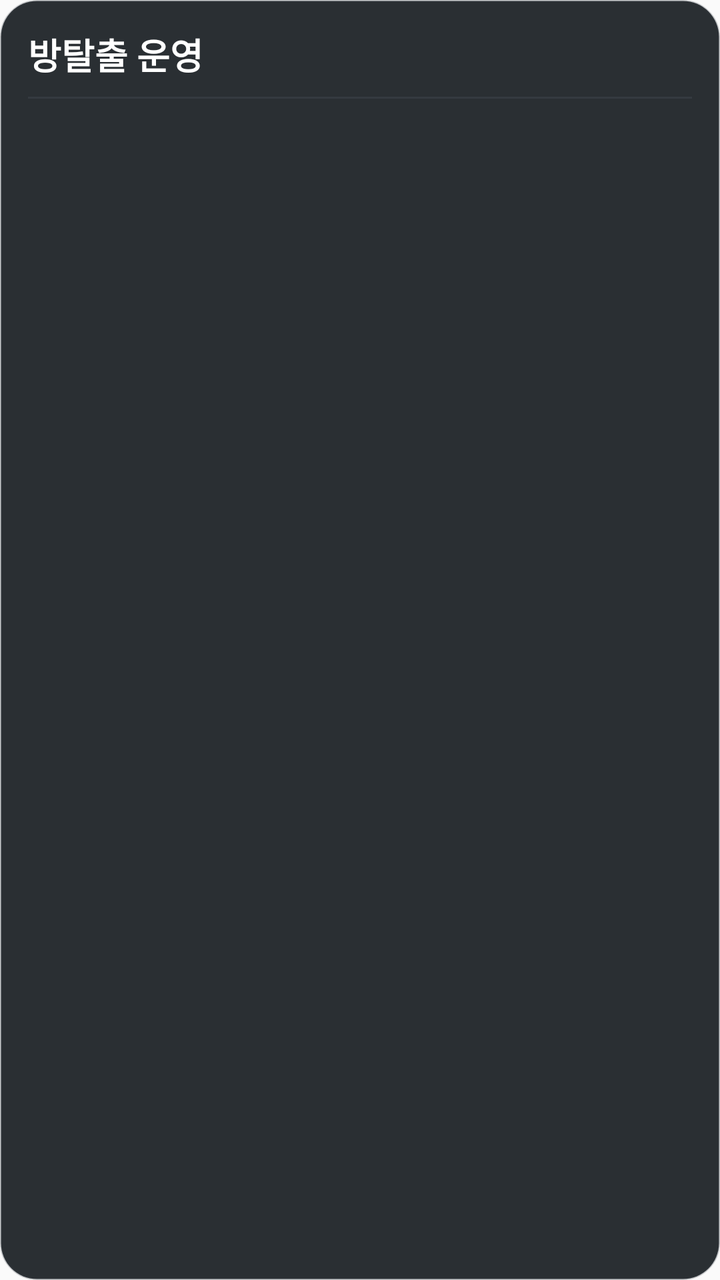
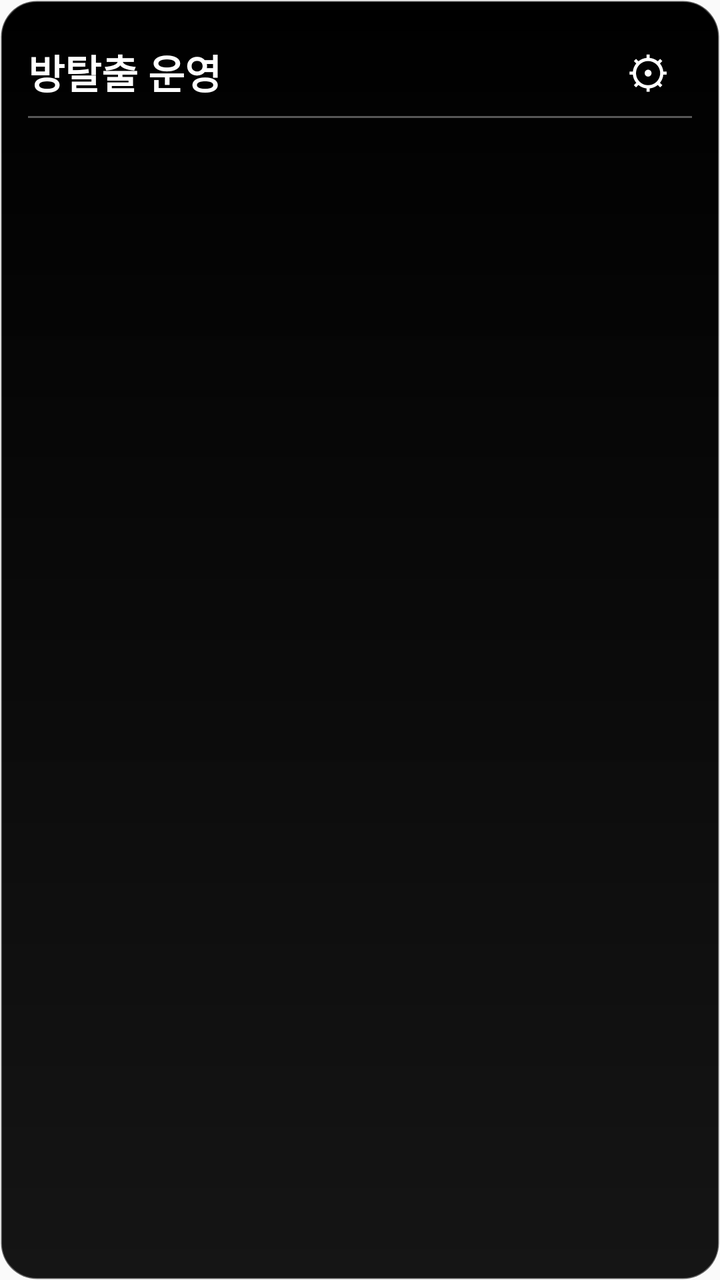

Before-and-after screenshots of an Android layout around one commit, followed by the original layout XML and the change that was made.
<!-- AndroidManifest.xml: application theme Theme.EscapeRoomTimer -->
<!-- res/layout/widget_room_status.xml -->
<?xml version="1.0" encoding="utf-8"?>
<LinearLayout xmlns:android="http://schemas.android.com/apk/res/android"
    android:id="@+id/widget_root"
    android:layout_width="match_parent"
    android:layout_height="match_parent"
    android:background="@drawable/widget_background"
    android:orientation="vertical"
    android:padding="14dp">

    <TextView
        android:layout_width="match_parent"
        android:layout_height="wrap_content"
        android:text="방탈출 운영"
        android:textColor="#FFFFFF"
        android:textSize="18sp"
        android:textStyle="bold" />

    <TextView
        android:layout_width="match_parent"
        android:layout_height="1dp"
        android:layout_marginTop="8dp"
        android:layout_marginBottom="6dp"
        android:background="#343A40"
        android:text="" />

    <LinearLayout android:layout_width="match_parent" android:layout_height="0dp" android:layout_weight="1" android:gravity="center_vertical" android:orientation="horizontal">
        <TextView android:id="@+id/widget_room_1_name" android:layout_width="0dp" android:layout_height="wrap_content" android:layout_weight="1" android:ellipsize="end" android:maxLines="1" android:textColor="#FFFFFF" android:textSize="13sp" />
        <TextView android:id="@+id/widget_room_1_time" android:layout_width="58dp" android:layout_height="wrap_content" android:gravity="end" android:textColor="#4CD964" android:textSize="16sp" android:textStyle="bold" />
        <TextView android:id="@+id/widget_room_1_end" android:layout_width="86dp" android:layout_height="wrap_content" android:gravity="end" android:maxLines="1" android:textColor="#AEB7C0" android:textSize="11sp" />
    </LinearLayout>
    <LinearLayout android:layout_width="match_parent" android:layout_height="0dp" android:layout_weight="1" android:gravity="center_vertical" android:orientation="horizontal">
        <TextView android:id="@+id/widget_room_2_name" android:layout_width="0dp" android:layout_height="wrap_content" android:layout_weight="1" android:ellipsize="end" android:maxLines="1" android:textColor="#FFFFFF" android:textSize="13sp" />
        <TextView android:id="@+id/widget_room_2_time" android:layout_width="58dp" android:layout_height="wrap_content" android:gravity="end" android:textColor="#FF4B4B" android:textSize="16sp" android:textStyle="bold" />
        <TextView android:id="@+id/widget_room_2_end" android:layout_width="86dp" android:layout_height="wrap_content" android:gravity="end" android:maxLines="1" android:textColor="#AEB7C0" android:textSize="11sp" />
    </LinearLayout>
    <LinearLayout android:layout_width="match_parent" android:layout_height="0dp" android:layout_weight="1" android:gravity="center_vertical" android:orientation="horizontal">
        <TextView android:id="@+id/widget_room_3_name" android:layout_width="0dp" android:layout_height="wrap_content" android:layout_weight="1" android:ellipsize="end" android:maxLines="1" android:textColor="#FFFFFF" android:textSize="13sp" />
        <TextView android:id="@+id/widget_room_3_time" android:layout_width="58dp" android:layout_height="wrap_content" android:gravity="end" android:textColor="#FFB000" android:textSize="16sp" android:textStyle="bold" />
        <TextView android:id="@+id/widget_room_3_end" android:layout_width="86dp" android:layout_height="wrap_content" android:gravity="end" android:maxLines="1" android:textColor="#AEB7C0" android:textSize="11sp" />
    </LinearLayout>
    <LinearLayout android:layout_width="match_parent" android:layout_height="0dp" android:layout_weight="1" android:gravity="center_vertical" android:orientation="horizontal">
        <TextView android:id="@+id/widget_room_4_name" android:layout_width="0dp" android:layout_height="wrap_content" android:layout_weight="1" android:ellipsize="end" android:maxLines="1" android:textColor="#FFFFFF" android:textSize="13sp" />
        <TextView android:id="@+id/widget_room_4_time" android:layout_width="58dp" android:layout_height="wrap_content" android:gravity="end" android:textColor="#B0B0B0" android:textSize="16sp" android:textStyle="bold" />
        <TextView android:id="@+id/widget_room_4_end" android:layout_width="86dp" android:layout_height="wrap_content" android:gravity="end" android:maxLines="1" android:textColor="#AEB7C0" android:textSize="11sp" />
    </LinearLayout>
    <LinearLayout android:layout_width="match_parent" android:layout_height="0dp" android:layout_weight="1" android:gravity="center_vertical" android:orientation="horizontal">
        <TextView android:id="@+id/widget_room_5_name" android:layout_width="0dp" android:layout_height="wrap_content" android:layout_weight="1" android:ellipsize="end" android:maxLines="1" android:textColor="#FFFFFF" android:textSize="13sp" />
        <TextView android:id="@+id/widget_room_5_time" android:layout_width="58dp" android:layout_height="wrap_content" android:gravity="end" android:textColor="#777777" android:textSize="16sp" android:textStyle="bold" />
        <TextView android:id="@+id/widget_room_5_end" android:layout_width="86dp" android:layout_height="wrap_content" android:gravity="end" android:maxLines="1" android:textColor="#AEB7C0" android:textSize="11sp" />
    </LinearLayout>

</LinearLayout>
<!-- resources referenced by this layout -->
<resources>
  <!-- drawable widget_background (drawable) -->
  <?xml version="1.0" encoding="utf-8"?>
  <shape xmlns:android="http://schemas.android.com/apk/res/android" android:shape="rectangle">
      <solid android:color="#E8171C20" />
      <corners android:radius="18dp" />
      <stroke android:width="1dp" android:color="#403A4248" />
  </shape>
  <style name="Theme.EscapeRoomTimer" parent="android:Theme.Material.Light.NoActionBar" />
</resources>

<!-- the commit's change to res/layout/widget_room_status.xml (unified diff, before → after) -->
@@ -3,50 +3,70 @@
     android:id="@+id/widget_root"
     android:layout_width="match_parent"
     android:layout_height="match_parent"
-    android:background="@drawable/widget_background"
+    android:background="@drawable/widget_bg_black_100"
     android:orientation="vertical"
     android:padding="14dp">
 
-    <TextView
+    <LinearLayout
         android:layout_width="match_parent"
         android:layout_height="wrap_content"
-        android:text="방탈출 운영"
-        android:textColor="#FFFFFF"
-        android:textSize="18sp"
-        android:textStyle="bold" />
-
-    <TextView
-        android:layout_width="match_parent"
-        android:layout_height="1dp"
-        android:layout_marginTop="8dp"
-        android:layout_marginBottom="6dp"
-        android:background="#343A40"
-        android:text="" />
-
-    <LinearLayout android:layout_width="match_parent" android:layout_height="0dp" android:layout_weight="1" android:gravity="center_vertical" android:orientation="horizontal">
-        <TextView android:id="@+id/widget_room_1_name" android:layout_width="0dp" android:layout_height="wrap_content" android:layout_weight="1" android:ellipsize="end" android:maxLines="1" android:textColor="#FFFFFF" android:textSize="13sp" />
-        <TextView android:id="@+id/widget_room_1_time" android:layout_width="58dp" android:layout_height="wrap_content" android:gravity="end" android:textColor="#4CD964" android:textSize="16sp" android:textStyle="bold" />
-        <TextView android:id="@+id/widget_room_1_end" android:layout_width="86dp" android:layout_height="wrap_content" android:gravity="end" android:maxLines="1" android:textColor="#AEB7C0" android:textSize="11sp" />
-    </LinearLayout>
-    <LinearLayout android:layout_width="match_parent" android:layout_height="0dp" android:layout_weight="1" android:gravity="center_vertical" android:orientation="horizontal">
-        <TextView android:id="@+id/widget_room_2_name" android:layout_width="0dp" android:layout_height="wrap_content" android:layout_weight="1" android:ellipsize="end" android:maxLines="1" android:textColor="#FFFFFF" android:textSize="13sp" />
-        <TextView android:id="@+id/widget_room_2_time" android:layout_width="58dp" android:layout_height="wrap_content" android:gravity="end" android:textColor="#FF4B4B" android:textSize="16sp" android:textStyle="bold" />
-        <TextView android:id="@+id/widget_room_2_end" android:layout_width="86dp" android:layout_height="wrap_content" android:gravity="end" android:maxLines="1" android:textColor="#AEB7C0" android:textSize="11sp" />
-    </LinearLayout>
-    <LinearLayout android:layout_width="match_parent" android:layout_height="0dp" android:layout_weight="1" android:gravity="center_vertical" android:orientation="horizontal">
-        <TextView android:id="@+id/widget_room_3_name" android:layout_width="0dp" android:layout_height="wrap_content" android:layout_weight="1" android:ellipsize="end" android:maxLines="1" android:textColor="#FFFFFF" android:textSize="13sp" />
-        <TextView android:id="@+id/widget_room_3_time" android:layout_width="58dp" android:layout_height="wrap_content" android:gravity="end" android:textColor="#FFB000" android:textSize="16sp" android:textStyle="bold" />
-        <TextView android:id="@+id/widget_room_3_end" android:layout_width="86dp" android:layout_height="wrap_content" android:gravity="end" android:maxLines="1" android:textColor="#AEB7C0" android:textSize="11sp" />
-    </LinearLayout>
-    <LinearLayout android:layout_width="match_parent" android:layout_height="0dp" android:layout_weight="1" android:gravity="center_vertical" android:orientation="horizontal">
-        <TextView android:id="@+id/widget_room_4_name" android:layout_width="0dp" android:layout_height="wrap_content" android:layout_weight="1" android:ellipsize="end" android:maxLines="1" android:textColor="#FFFFFF" android:textSize="13sp" />
-        <TextView android:id="@+id/widget_room_4_time" android:layout_width="58dp" android:layout_height="wrap_content" android:gravity="end" android:textColor="#B0B0B0" android:textSize="16sp" android:textStyle="bold" />
-        <TextView android:id="@+id/widget_room_4_end" android:layout_width="86dp" android:layout_height="wrap_content" android:gravity="end" android:maxLines="1" android:textColor="#AEB7C0" android:textSize="11sp" />
-    </LinearLayout>
-    <LinearLayout android:layout_width="match_parent" android:layout_height="0dp" android:layout_weight="1" android:gravity="center_vertical" android:orientation="horizontal">
-        <TextView android:id="@+id/widget_room_5_name" android:layout_width="0dp" android:layout_height="wrap_content" android:layout_weight="1" android:ellipsize="end" android:maxLines="1" android:textColor="#FFFFFF" android:textSize="13sp" />
-        <TextView android:id="@+id/widget_room_5_time" android:layout_width="58dp" android:layout_height="wrap_content" android:gravity="end" android:textColor="#777777" android:textSize="16sp" android:textStyle="bold" />
-        <TextView android:id="@+id/widget_room_5_end" android:layout_width="86dp" android:layout_height="wrap_content" android:gravity="end" android:maxLines="1" android:textColor="#AEB7C0" android:textSize="11sp" />
+        android:gravity="center_vertical"
+        android:orientation="horizontal">
+        <TextView
+            android:layout_width="0dp"
+            android:layout_height="wrap_content"
+            android:layout_weight="1"
+            android:text="방탈출 운영"
+            android:textColor="#FFFFFF"
+            android:textSize="20sp"
+            android:textStyle="bold" />
+        <TextView
+            android:id="@+id/widget_settings"
+            android:layout_width="44dp"
+            android:layout_height="44dp"
+            android:gravity="center"
+            android:text="⚙"
+            android:textColor="#FFFFFF"
+            android:textSize="22sp" />
     </LinearLayout>
 
+    <LinearLayout
+        android:id="@+id/widget_content"
+        android:layout_width="match_parent"
+        android:layout_height="0dp"
+        android:layout_weight="1"
+        android:orientation="vertical">
+
+        <TextView
+            android:layout_width="match_parent"
+            android:layout_height="1dp"
+            android:layout_marginBottom="6dp"
+            android:background="#55FFFFFF" />
+
+        <LinearLayout android:layout_width="match_parent" android:layout_height="0dp" android:layout_weight="1" android:gravity="center_vertical" android:orientation="horizontal">
+            <TextView android:id="@+id/widget_room_1_name" android:layout_width="0dp" android:layout_height="wrap_content" android:layout_weight="1" android:ellipsize="end" android:maxLines="1" android:textColor="#FFFFFF" android:textSize="15sp" android:textStyle="bold" />
+            <TextView android:id="@+id/widget_room_1_time" android:layout_width="72dp" android:layout_height="wrap_content" android:gravity="end" android:textColor="#4CD964" android:textSize="20sp" android:textStyle="bold" />
+            <TextView android:id="@+id/widget_room_1_end" android:layout_width="96dp" android:layout_height="wrap_content" android:gravity="end" android:maxLines="1" android:textColor="#E0E0E0" android:textSize="12sp" />
+        </LinearLayout>
+        <LinearLayout android:layout_width="match_parent" android:layout_height="0dp" android:layout_weight="1" android:gravity="center_vertical" android:orientation="horizontal">
+            <TextView android:id="@+id/widget_room_2_name" android:layout_width="0dp" android:layout_height="wrap_content" android:layout_weight="1" android:ellipsize="end" android:maxLines="1" android:textColor="#FFFFFF" android:textSize="15sp" android:textStyle="bold" />
+            <TextView android:id="@+id/widget_room_2_time" android:layout_width="72dp" android:layout_height="wrap_content" android:gravity="end" android:textSize="20sp" android:textStyle="bold" />
+            <TextView android:id="@+id/widget_room_2_end" android:layout_width="96dp" android:layout_height="wrap_content" android:gravity="end" android:maxLines="1" android:textColor="#E0E0E0" android:textSize="12sp" />
+        </LinearLayout>
+        <LinearLayout android:layout_width="match_parent" android:layout_height="0dp" android:layout_weight="1" android:gravity="center_vertical" android:orientation="horizontal">
+            <TextView android:id="@+id/widget_room_3_name" android:layout_width="0dp" android:layout_height="wrap_content" android:layout_weight="1" android:ellipsize="end" android:maxLines="1" android:textColor="#FFFFFF" android:textSize="15sp" android:textStyle="bold" />
+            <TextView android:id="@+id/widget_room_3_time" android:layout_width="72dp" android:layout_height="wrap_content" android:gravity="end" android:textSize="20sp" android:textStyle="bold" />
+            <TextView android:id="@+id/widget_room_3_end" android:layout_width="96dp" android:layout_height="wrap_content" android:gravity="end" android:maxLines="1" android:textColor="#E0E0E0" android:textSize="12sp" />
+        </LinearLayout>
+        <LinearLayout android:layout_width="match_parent" android:layout_height="0dp" android:layout_weight="1" android:gravity="center_vertical" android:orientation="horizontal">
+            <TextView android:id="@+id/widget_room_4_name" android:layout_width="0dp" android:layout_height="wrap_content" android:layout_weight="1" android:ellipsize="end" android:maxLines="1" android:textColor="#FFFFFF" android:textSize="15sp" android:textStyle="bold" />
+            <TextView android:id="@+id/widget_room_4_time" android:layout_width="72dp" android:layout_height="wrap_content" android:gravity="end" android:textSize="20sp" android:textStyle="bold" />
+            <TextView android:id="@+id/widget_room_4_end" android:layout_width="96dp" android:layout_height="wrap_content" android:gravity="end" android:maxLines="1" android:textColor="#E0E0E0" android:textSize="12sp" />
+        </LinearLayout>
+        <LinearLayout android:layout_width="match_parent" android:layout_height="0dp" android:layout_weight="1" android:gravity="center_vertical" android:orientation="horizontal">
+            <TextView android:id="@+id/widget_room_5_name" android:layout_width="0dp" android:layout_height="wrap_content" android:layout_weight="1" android:ellipsize="end" android:maxLines="1" android:textColor="#FFFFFF" android:textSize="15sp" android:textStyle="bold" />
+            <TextView android:id="@+id/widget_room_5_time" android:layout_width="72dp" android:layout_height="wrap_content" android:gravity="end" android:textSize="20sp" android:textStyle="bold" />
+            <TextView android:id="@+id/widget_room_5_end" android:layout_width="96dp" android:layout_height="wrap_content" android:gravity="end" android:maxLines="1" android:textColor="#E0E0E0" android:textSize="12sp" />
+        </LinearLayout>
+    </LinearLayout>
 </LinearLayout>
<!-- resource entries referenced after the edit -->
@@ -1,11 +1,11 @@
 <!-- resources referenced by this layout -->
 <resources>
-  <!-- drawable widget_background (drawable) -->
+  <!-- drawable widget_bg_black_100 (drawable) -->
   <?xml version="1.0" encoding="utf-8"?>
   <shape xmlns:android="http://schemas.android.com/apk/res/android" android:shape="rectangle">
-      <solid android:color="#E8171C20" />
+      <gradient android:angle="270" android:startColor="#FF000000" android:endColor="#FF151515" />
       <corners android:radius="18dp" />
-      <stroke android:width="1dp" android:color="#403A4248" />
+      <stroke android:width="1dp" android:color="#55FFFFFF" />
   </shape>
   <style name="Theme.EscapeRoomTimer" parent="android:Theme.Material.Light.NoActionBar" />
 </resources>
